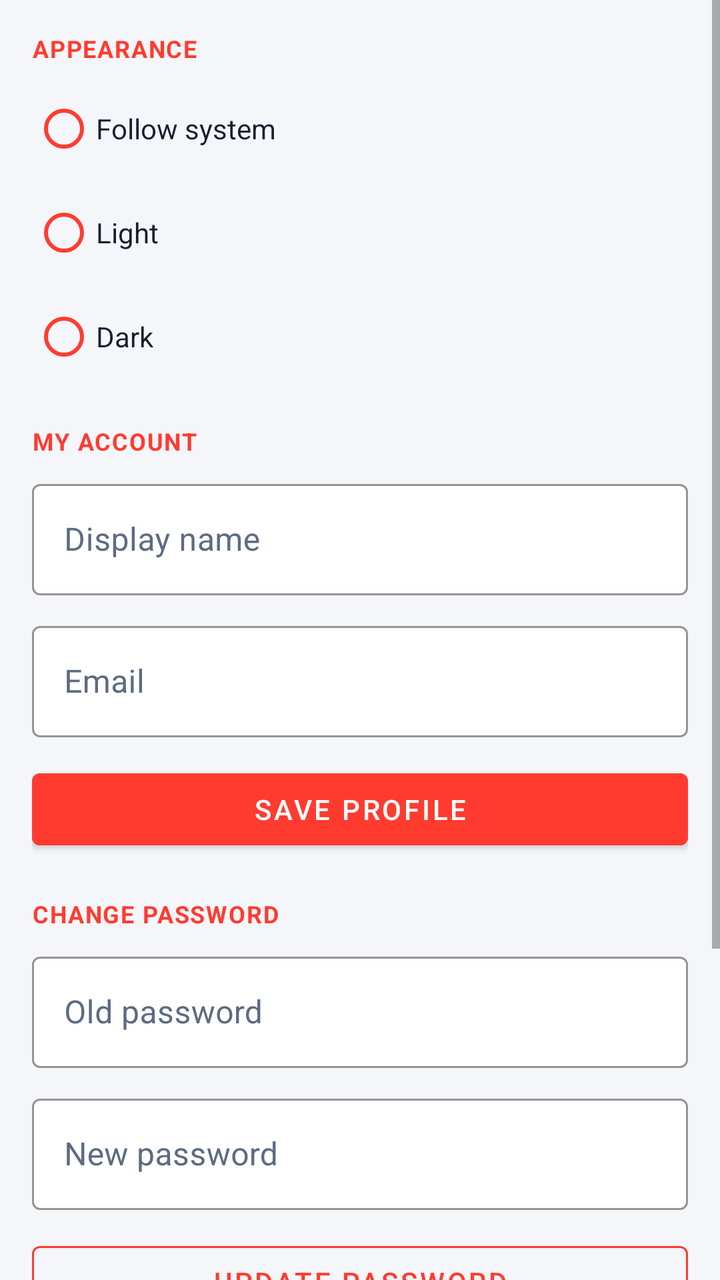
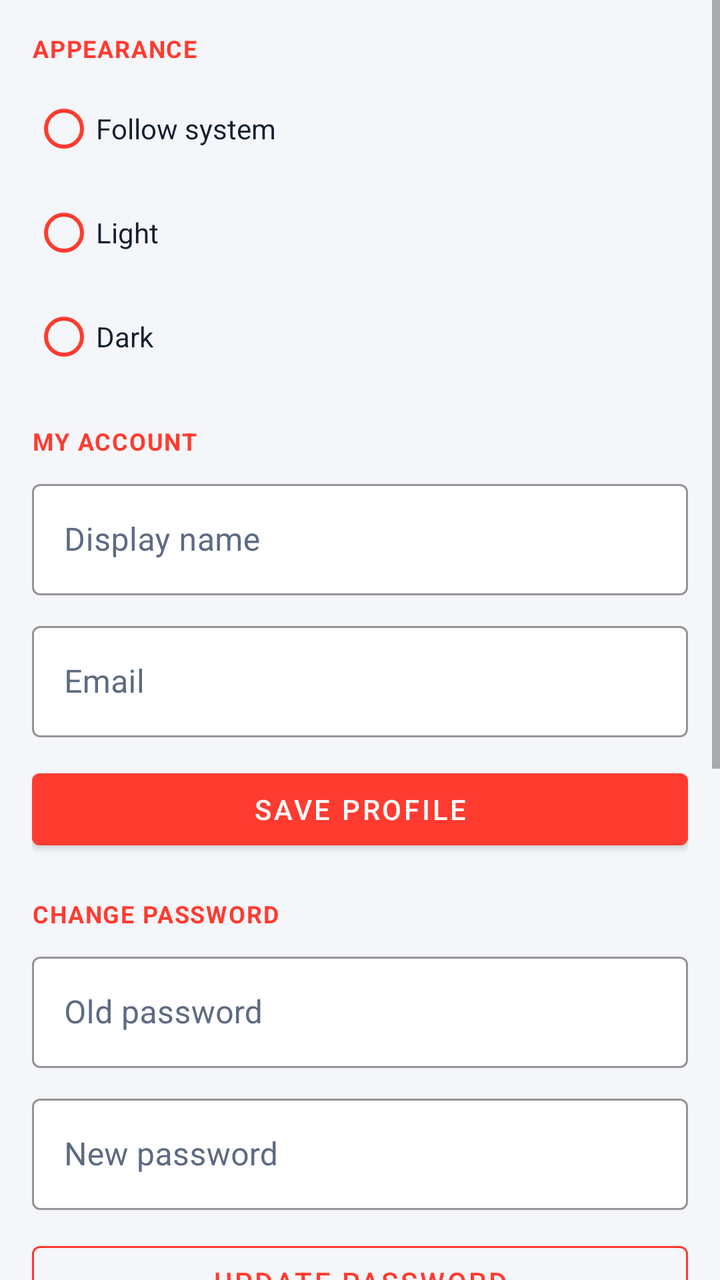

Before-and-after screenshots of an Android layout around one commit, followed by the original layout XML and the change that was made.
<!-- AndroidManifest.xml: application theme Theme.ItGuyAssets -->
<!-- res/layout/fragment_settings.xml -->
<?xml version="1.0" encoding="utf-8"?>
<ScrollView xmlns:android="http://schemas.android.com/apk/res/android"
    android:layout_width="match_parent"
    android:layout_height="match_parent"
    android:background="@color/bg">

    <LinearLayout
        android:layout_width="match_parent"
        android:layout_height="wrap_content"
        android:orientation="vertical"
        android:padding="16dp">

        <TextView style="@style/SectionLabel" android:text="APPEARANCE" android:layout_marginTop="0dp" />
        <RadioGroup
            android:id="@+id/themeGroup"
            android:layout_width="match_parent"
            android:layout_height="wrap_content"
            android:orientation="vertical">
            <RadioButton
                android:id="@+id/themeSystem"
                android:layout_width="match_parent"
                android:layout_height="wrap_content"
                android:text="Follow system"
                android:textColor="@color/text"
                android:buttonTint="@color/accent" />
            <RadioButton
                android:id="@+id/themeLight"
                android:layout_width="match_parent"
                android:layout_height="wrap_content"
                android:layout_marginTop="4dp"
                android:text="Light"
                android:textColor="@color/text"
                android:buttonTint="@color/accent" />
            <RadioButton
                android:id="@+id/themeDark"
                android:layout_width="match_parent"
                android:layout_height="wrap_content"
                android:layout_marginTop="4dp"
                android:text="Dark"
                android:textColor="@color/text"
                android:buttonTint="@color/accent" />
        </RadioGroup>

        <TextView style="@style/SectionLabel" android:text="MY ACCOUNT" />
        <com.google.android.material.textfield.TextInputLayout style="@style/DarkInputLayout" android:layout_width="match_parent" android:layout_height="wrap_content" android:hint="Display name">
            <com.google.android.material.textfield.TextInputEditText android:id="@+id/displayInput" android:layout_width="match_parent" android:layout_height="wrap_content" android:textColor="@color/text" />
        </com.google.android.material.textfield.TextInputLayout>
        <com.google.android.material.textfield.TextInputLayout style="@style/DarkInputLayout" android:layout_width="match_parent" android:layout_height="wrap_content" android:layout_marginTop="10dp" android:hint="Email">
            <com.google.android.material.textfield.TextInputEditText android:id="@+id/emailInput" android:layout_width="match_parent" android:layout_height="wrap_content" android:textColor="@color/text" />
        </com.google.android.material.textfield.TextInputLayout>
        <com.google.android.material.button.MaterialButton android:id="@+id/saveProfileBtn" android:layout_width="match_parent" android:layout_height="wrap_content" android:layout_marginTop="12dp" android:backgroundTint="@color/accent" android:text="Save profile" />

        <TextView style="@style/SectionLabel" android:text="CHANGE PASSWORD" />
        <com.google.android.material.textfield.TextInputLayout style="@style/DarkInputLayout" android:layout_width="match_parent" android:layout_height="wrap_content" android:hint="Old password">
            <com.google.android.material.textfield.TextInputEditText android:id="@+id/oldPassInput" android:layout_width="match_parent" android:layout_height="wrap_content" android:inputType="textPassword" android:textColor="@color/text" />
        </com.google.android.material.textfield.TextInputLayout>
        <com.google.android.material.textfield.TextInputLayout style="@style/DarkInputLayout" android:layout_width="match_parent" android:layout_height="wrap_content" android:layout_marginTop="10dp" android:hint="New password">
            <com.google.android.material.textfield.TextInputEditText android:id="@+id/newPassInput" android:layout_width="match_parent" android:layout_height="wrap_content" android:inputType="textPassword" android:textColor="@color/text" />
        </com.google.android.material.textfield.TextInputLayout>
        <com.google.android.material.button.MaterialButton android:id="@+id/changePassBtn" style="@style/Widget.MaterialComponents.Button.OutlinedButton" android:layout_width="match_parent" android:layout_height="wrap_content" android:layout_marginTop="12dp" android:text="Update password" android:textColor="@color/accent" app:strokeColor="@color/accent" xmlns:app="http://schemas.android.com/apk/res-auto" />

        <TextView
            android:id="@+id/settingsMsg"
            android:layout_width="match_parent"
            android:layout_height="wrap_content"
            android:layout_marginTop="10dp"
            android:textColor="@color/accent"
            android:visibility="gone" />

        <TextView style="@style/SectionLabel" android:text="SERVER" />
        <TextView
            android:id="@+id/serverText"
            android:layout_width="match_parent"
            android:layout_height="wrap_content"
            android:textColor="@color/muted"
            android:textSize="13sp"
            android:background="@color/surface"
            android:padding="12dp" />
        <com.google.android.material.button.MaterialButton android:id="@+id/changeServerBtn" style="@style/Widget.MaterialComponents.Button.OutlinedButton" android:layout_width="match_parent" android:layout_height="wrap_content" android:layout_marginTop="10dp" android:text="Change server / Logout" android:textColor="@color/accent" app:strokeColor="@color/accent" xmlns:app="http://schemas.android.com/apk/res-auto" />

        <TextView
            android:layout_width="match_parent"
            android:layout_height="wrap_content"
            android:layout_marginTop="24dp"
            android:gravity="center"
            android:text="IT-Vault · v1.0"
            android:textColor="@color/muted"
            android:textSize="11sp" />
    </LinearLayout>
</ScrollView>
<!-- resources referenced by this layout -->
<resources>
  <color name="accent">#FF3B30</color>
  <color name="bg">#F4F6FA</color>
  <color name="muted">#5D6B82</color>
  <color name="surface">#FFFFFF</color>
  <color name="text">#16202E</color>
  <style name="DarkInputLayout" parent="Widget.MaterialComponents.TextInputLayout.OutlinedBox">
          <item name="boxStrokeColor">@color/accent</item>
          <item name="hintTextColor">@color/muted</item>
          <item name="android:textColorHint">@color/muted</item>
          <item name="boxBackgroundColor">@color/surface</item>
      </style>
  <style name="SectionLabel">
          <item name="android:layout_width">wrap_content</item>
          <item name="android:layout_height">wrap_content</item>
          <item name="android:layout_marginTop">20dp</item>
          <item name="android:layout_marginBottom">8dp</item>
          <item name="android:textColor">@color/accent</item>
          <item name="android:textStyle">bold</item>
          <item name="android:textSize">12sp</item>
          <item name="android:letterSpacing">0.05</item>
      </style>
  <style name="Theme.ItGuyAssets" parent="Theme.MaterialComponents.DayNight.NoActionBar">
          <item name="colorPrimary">@color/accent</item>
          <item name="colorPrimaryDark">@color/bg</item>
          <item name="colorAccent">@color/accent</item>
          <item name="android:windowBackground">@color/bg</item>
          <item name="android:statusBarColor">@color/bg</item>
          <item name="android:navigationBarColor">@color/bg</item>
          <item name="android:windowLightStatusBar">true</item>
      </style>
</resources>

<!-- the commit's change to res/layout/fragment_settings.xml (unified diff, before → after) -->
@@ -67,6 +67,19 @@
             android:textColor="@color/accent"
             android:visibility="gone" />
 
+        <TextView style="@style/SectionLabel" android:text="OFFLINE &amp; SYNC" />
+        <TextView
+            android:id="@+id/syncStatus"
+            android:layout_width="match_parent"
+            android:layout_height="wrap_content"
+            android:textColor="@color/muted"
+            android:textSize="13sp"
+            android:background="@color/surface"
+            android:padding="12dp"
+            android:text="All changes synced" />
+        <com.google.android.material.button.MaterialButton android:id="@+id/syncNowBtn" android:layout_width="match_parent" android:layout_height="wrap_content" android:layout_marginTop="10dp" android:backgroundTint="@color/accent" android:text="Sync now" />
+        <com.google.android.material.button.MaterialButton android:id="@+id/exportXmlBtn" style="@style/Widget.MaterialComponents.Button.OutlinedButton" android:layout_width="match_parent" android:layout_height="wrap_content" android:layout_marginTop="10dp" android:text="Export data as XML" android:textColor="@color/accent" app:strokeColor="@color/accent" xmlns:app="http://schemas.android.com/apk/res-auto" />
+
         <TextView style="@style/SectionLabel" android:text="SERVER" />
         <TextView
             android:id="@+id/serverText"
@@ -83,7 +96,7 @@
             android:layout_height="wrap_content"
             android:layout_marginTop="24dp"
             android:gravity="center"
-            android:text="IT-Vault · v1.0"
+            android:text="IT-Vault · v1.7.0 — offline sync"
             android:textColor="@color/muted"
             android:textSize="11sp" />
     </LinearLayout>
